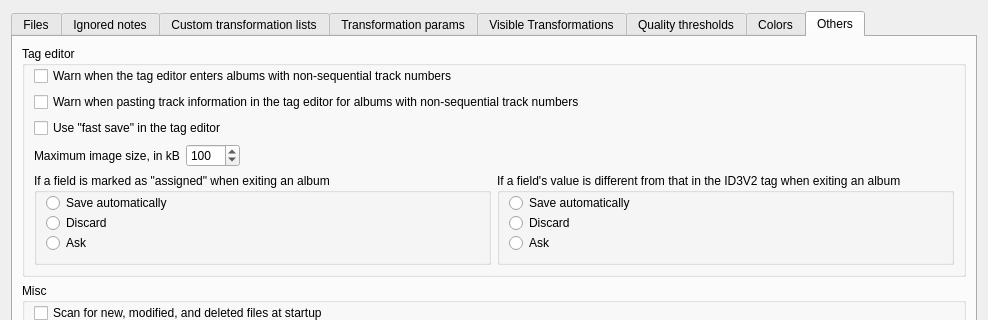
Qt form src/Config.ui (mciobanu/mp3diags) before a commit; both pictures show x 0 to 988 and y 0 to 320 of the 988 by 670 pixel window.
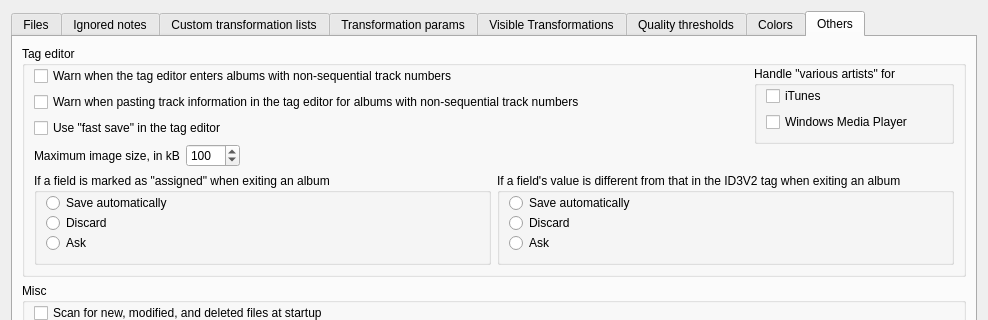
The same form after that commit. The open tabs and pages were chosen to show the change. Icons and pictures are not drawn.

Commit message: 039 var artists, all pix in tag edt, more

What changed in the file:
```diff
--- a/src/Config.ui
+++ b/src/Config.ui
@@ -2216,6 +2216,36 @@
            <number>0</number>
           </property>
           <item>
+           <widget class="QWidget" native="1" name="widget_27" >
+            <layout class="QHBoxLayout" >
+             <property name="leftMargin" >
+              <number>0</number>
+             </property>
+             <property name="topMargin" >
+              <number>0</number>
+             </property>
+             <property name="rightMargin" >
+              <number>0</number>
+             </property>
+             <property name="bottomMargin" >
+              <number>0</number>
+             </property>
+             <item>
+              <widget class="QWidget" native="1" name="widget_26" >
+               <layout class="QVBoxLayout" >
+                <property name="leftMargin" >
+                 <number>0</number>
+                </property>
+                <property name="topMargin" >
+                 <number>0</number>
+                </property>
+                <property name="rightMargin" >
+                 <number>0</number>
+                </property>
+                <property name="bottomMargin" >
+                 <number>0</number>
+                </property>
+                <item>
            <widget class="QCheckBox" name="m_pWarnOnNonSeqTracksCkB" >
             <property name="text" >
              <string>Warn when the tag editor enters albums with non-sequential track numbers</string>
@@ -2290,6 +2320,87 @@
             </layout>
            </widget>
           </item>
+               </layout>
+              </widget>
+             </item>
+             <item>
+              <layout class="QVBoxLayout" >
+               <property name="spacing" >
+                <number>0</number>
+               </property>
+               <item>
+                <widget class="QGroupBox" name="m_pVarArtistsGrp" >
+                 <property name="minimumSize" >
+                  <size>
+                   <width>200</width>
+                   <height>70</height>
+                  </size>
+                 </property>
+                 <property name="title" >
+                  <string>Handle "various artists" for</string>
+                 </property>
+                 <layout class="QHBoxLayout" >
+                  <property name="topMargin" >
+                   <number>0</number>
+                  </property>
+                  <property name="rightMargin" >
+                   <number>0</number>
+                  </property>
+                  <item>
+                   <layout class="QVBoxLayout" >
+                    <item>
+                     <widget class="QCheckBox" name="m_pItunesCkB" >
+                      <property name="text" >
+                       <string>iTunes</string>
+                      </property>
+                     </widget>
+                    </item>
+                    <item>
+                     <widget class="QCheckBox" name="m_pWmpCkB" >
+                      <property name="text" >
+                       <string>Windows Media Player</string>
+                      </property>
+                     </widget>
+                    </item>
+                   </layout>
+                  </item>
+                  <item>
+                   <spacer>
+                    <property name="orientation" >
+                     <enum>Qt::Horizontal</enum>
+                    </property>
+                    <property name="sizeType" >
+                     <enum>QSizePolicy::Minimum</enum>
+                    </property>
+                    <property name="sizeHint" >
+                     <size>
+                      <width>30</width>
+                      <height>20</height>
+                     </size>
+                    </property>
+                   </spacer>
+                  </item>
+                 </layout>
+                </widget>
+               </item>
+               <item>
+                <spacer>
+                 <property name="orientation" >
+                  <enum>Qt::Vertical</enum>
+                 </property>
+                 <property name="sizeHint" >
+                  <size>
+                   <width>20</width>
+                   <height>2</height>
+                  </size>
+                 </property>
+                </spacer>
+               </item>
+              </layout>
+             </item>
+            </layout>
+           </widget>
+          </item>
           <item>
            <widget class="QWidget" native="1" name="widget_22" >
             <layout class="QHBoxLayout" >
```
Left out of the diff: 2 changed lines with no effect on the pictures. Lines whose indentation alone changed are shown as unchanged. The commit also changes 38 other files.
